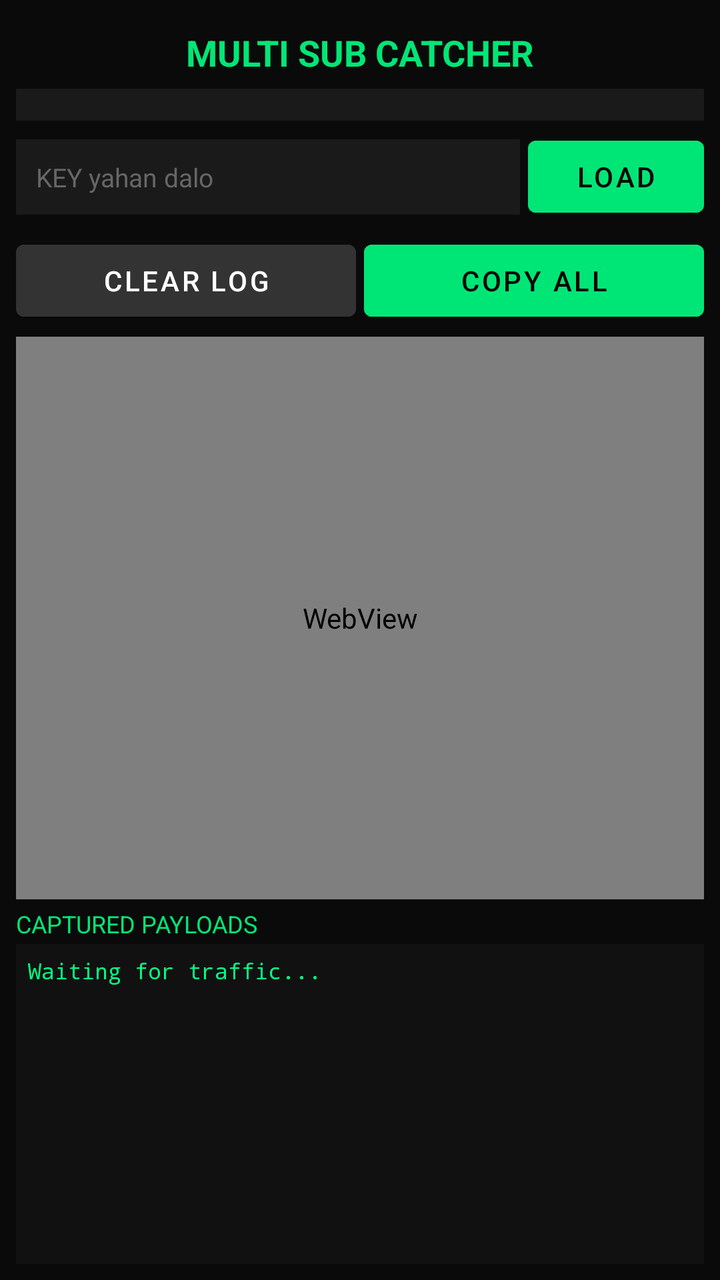
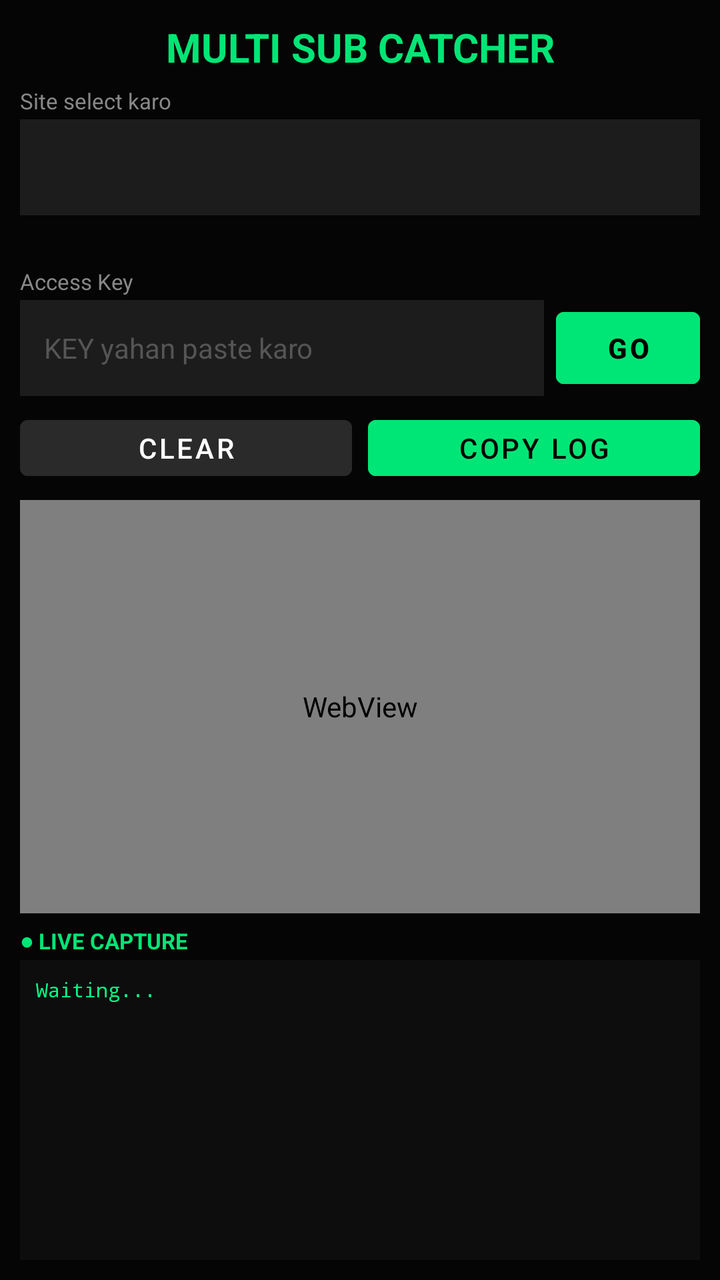

Two renders of the same Android screen: before a commit and after it. Below are the layout's source before the change and the commit's diff.
<!-- AndroidManifest.xml: application theme Theme.PhantomCatcher -->
<!-- res/layout/activity_main.xml -->
<?xml version="1.0" encoding="utf-8"?>
<LinearLayout xmlns:android="http://schemas.android.com/apk/res/android"
    android:layout_width="match_parent"
    android:layout_height="match_parent"
    android:orientation="vertical"
    android:background="#0A0A0A"
    android:padding="8dp">

    <TextView
        android:layout_width="match_parent"
        android:layout_height="wrap_content"
        android:text="MULTI SUB CATCHER"
        android:textColor="#00E676"
        android:textSize="18sp"
        android:textStyle="bold"
        android:gravity="center"
        android:padding="6dp" />

    <Spinner
        android:id="@+id/spinnerSite"
        android:layout_width="match_parent"
        android:layout_height="wrap_content"
        android:background="#1A1A1A"
        android:padding="8dp"
        android:layout_marginBottom="4dp" />

    <LinearLayout
        android:layout_width="match_parent"
        android:layout_height="wrap_content"
        android:orientation="horizontal"
        android:paddingBottom="4dp">

        <EditText
            android:id="@+id/etKey"
            android:layout_width="0dp"
            android:layout_height="wrap_content"
            android:layout_weight="1"
            android:hint="KEY yahan dalo"
            android:textColor="#FFFFFF"
            android:textColorHint="#666666"
            android:background="#1A1A1A"
            android:padding="10dp"
            android:textSize="13sp"
            android:inputType="text" />

        <Button
            android:id="@+id/btnLoad"
            android:layout_width="wrap_content"
            android:layout_height="wrap_content"
            android:text="LOAD"
            android:textColor="#000000"
            android:backgroundTint="#00E676"
            android:layout_marginStart="4dp" />
    </LinearLayout>

    <LinearLayout
        android:layout_width="match_parent"
        android:layout_height="wrap_content"
        android:orientation="horizontal"
        android:paddingBottom="4dp">

        <Button
            android:id="@+id/btnClear"
            android:layout_width="0dp"
            android:layout_height="wrap_content"
            android:layout_weight="1"
            android:text="CLEAR LOG"
            android:textColor="#FFFFFF"
            android:backgroundTint="#333333"
            android:layout_marginEnd="4dp" />

        <Button
            android:id="@+id/btnCopy"
            android:layout_width="0dp"
            android:layout_height="wrap_content"
            android:layout_weight="1"
            android:text="COPY ALL"
            android:textColor="#000000"
            android:backgroundTint="#00E676" />
    </LinearLayout>

    <WebView
        android:id="@+id/webView"
        android:layout_width="match_parent"
        android:layout_height="0dp"
        android:layout_weight="1"
        android:background="#111111" />

    <TextView
        android:layout_width="match_parent"
        android:layout_height="wrap_content"
        android:text="CAPTURED PAYLOADS"
        android:textColor="#00E676"
        android:textSize="12sp"
        android:paddingTop="4dp"
        android:paddingBottom="2dp" />

    <ScrollView
        android:layout_width="match_parent"
        android:layout_height="160dp"
        android:background="#111111">

        <TextView
            android:id="@+id/tvLog"
            android:layout_width="match_parent"
            android:layout_height="wrap_content"
            android:textColor="#00FF88"
            android:textSize="11sp"
            android:fontFamily="monospace"
            android:padding="6dp"
            android:text="Waiting for traffic...\n" />
    </ScrollView>
</LinearLayout>
<!-- resources referenced by this layout -->
<resources>
  <style name="Theme.PhantomCatcher" parent="Theme.MaterialComponents.DayNight.NoActionBar">
          <item name="colorPrimary">#00E676</item>
          <item name="colorPrimaryVariant">#00C853</item>
          <item name="colorOnPrimary">#000000</item>
          <item name="android:statusBarColor">#0A0A0A</item>
          <item name="android:windowBackground">#0A0A0A</item>
      </style>
</resources>

<!-- the commit's change to res/layout/activity_main.xml (unified diff, before → after) -->
@@ -3,80 +3,109 @@
     android:layout_width="match_parent"
     android:layout_height="match_parent"
     android:orientation="vertical"
-    android:background="#0A0A0A"
-    android:padding="8dp">
+    android:background="#050505"
+    android:padding="10dp">
 
     <TextView
         android:layout_width="match_parent"
         android:layout_height="wrap_content"
         android:text="MULTI SUB CATCHER"
         android:textColor="#00E676"
-        android:textSize="18sp"
+        android:textSize="20sp"
         android:textStyle="bold"
         android:gravity="center"
-        android:padding="6dp" />
+        android:paddingBottom="6dp" />
+
+    <TextView
+        android:layout_width="match_parent"
+        android:layout_height="wrap_content"
+        android:text="Site select karo"
+        android:textColor="#888888"
+        android:textSize="11sp"
+        android:paddingBottom="2dp" />
 
     <Spinner
         android:id="@+id/spinnerSite"
         android:layout_width="match_parent"
+        android:layout_height="48dp"
+        android:background="#1C1C1C"
+        android:popupBackground="#1C1C1C"
+        android:layout_marginBottom="6dp" />
+
+    <TextView
+        android:id="@+id/tvSiteUrl"
+        android:layout_width="match_parent"
         android:layout_height="wrap_content"
-        android:background="#1A1A1A"
-        android:padding="8dp"
-        android:layout_marginBottom="4dp" />
+        android:textColor="#666666"
+        android:textSize="10sp"
+        android:paddingBottom="6dp"
+        android:text="" />
+
+    <TextView
+        android:layout_width="match_parent"
+        android:layout_height="wrap_content"
+        android:text="Access Key"
+        android:textColor="#888888"
+        android:textSize="11sp"
+        android:paddingBottom="2dp" />
 
     <LinearLayout
         android:layout_width="match_parent"
         android:layout_height="wrap_content"
         android:orientation="horizontal"
-        android:paddingBottom="4dp">
+        android:paddingBottom="6dp">
 
         <EditText
             android:id="@+id/etKey"
             android:layout_width="0dp"
-            android:layout_height="wrap_content"
+            android:layout_height="48dp"
             android:layout_weight="1"
-            android:hint="KEY yahan dalo"
+            android:hint="KEY yahan paste karo"
             android:textColor="#FFFFFF"
-            android:textColorHint="#666666"
-            android:background="#1A1A1A"
-            android:padding="10dp"
-            android:textSize="13sp"
-            android:inputType="text" />
+            android:textColorHint="#555555"
+            android:background="#1C1C1C"
+            android:padding="12dp"
+            android:textSize="14sp"
+            android:inputType="text"
+            android:singleLine="true" />
 
         <Button
             android:id="@+id/btnLoad"
             android:layout_width="wrap_content"
-            android:layout_height="wrap_content"
-            android:text="LOAD"
+            android:layout_height="48dp"
+            android:text="GO"
             android:textColor="#000000"
+            android:textStyle="bold"
             android:backgroundTint="#00E676"
-            android:layout_marginStart="4dp" />
+            android:layout_marginStart="6dp"
+            android:minWidth="72dp" />
     </LinearLayout>
 
     <LinearLayout
         android:layout_width="match_parent"
         android:layout_height="wrap_content"
         android:orientation="horizontal"
-        android:paddingBottom="4dp">
+        android:paddingBottom="6dp">
 
         <Button
             android:id="@+id/btnClear"
             android:layout_width="0dp"
-            android:layout_height="wrap_content"
+            android:layout_height="40dp"
             android:layout_weight="1"
-            android:text="CLEAR LOG"
+            android:text="CLEAR"
             android:textColor="#FFFFFF"
-            android:backgroundTint="#333333"
+            android:backgroundTint="#2A2A2A"
             android:layout_marginEnd="4dp" />
 
         <Button
             android:id="@+id/btnCopy"
             android:layout_width="0dp"
-            android:layout_height="wrap_content"
+            android:layout_height="40dp"
             android:layout_weight="1"
-            android:text="COPY ALL"
+            android:text="COPY LOG"
             android:textColor="#000000"
-            android:backgroundTint="#00E676" />
+            android:backgroundTint="#00E676"
+            android:layout_marginStart="4dp" />
     </LinearLayout>
 
     <WebView
@@ -84,30 +113,32 @@
         android:layout_width="match_parent"
         android:layout_height="0dp"
         android:layout_weight="1"
-        android:background="#111111" />
+        android:background="#0A0A0A" />
 
     <TextView
         android:layout_width="match_parent"
         android:layout_height="wrap_content"
-        android:text="CAPTURED PAYLOADS"
+        android:text="● LIVE CAPTURE"
         android:textColor="#00E676"
-        android:textSize="12sp"
-        android:paddingTop="4dp"
+        android:textSize="11sp"
+        android:textStyle="bold"
+        android:paddingTop="6dp"
         android:paddingBottom="2dp" />
 
     <ScrollView
         android:layout_width="match_parent"
-        android:layout_height="160dp"
-        android:background="#111111">
+        android:layout_height="150dp"
+        android:background="#0D0D0D"
+        android:padding="4dp">
 
         <TextView
             android:id="@+id/tvLog"
             android:layout_width="match_parent"
             android:layout_height="wrap_content"
             android:textColor="#00FF88"
-            android:textSize="11sp"
+            android:textSize="10sp"
             android:fontFamily="monospace"
-            android:padding="6dp"
-            android:text="Waiting for traffic...\n" />
+            android:padding="4dp"
+            android:text="Waiting...\n" />
     </ScrollView>
 </LinearLayout>
